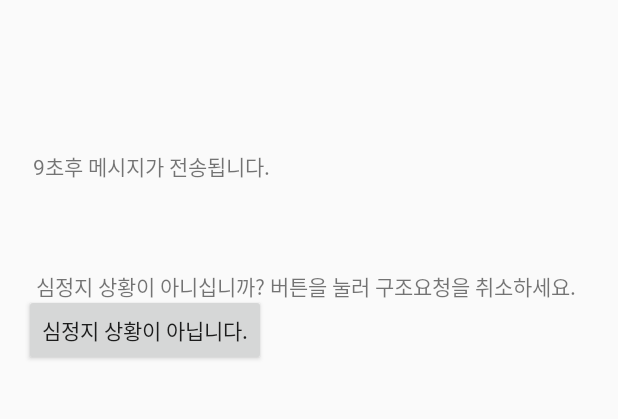
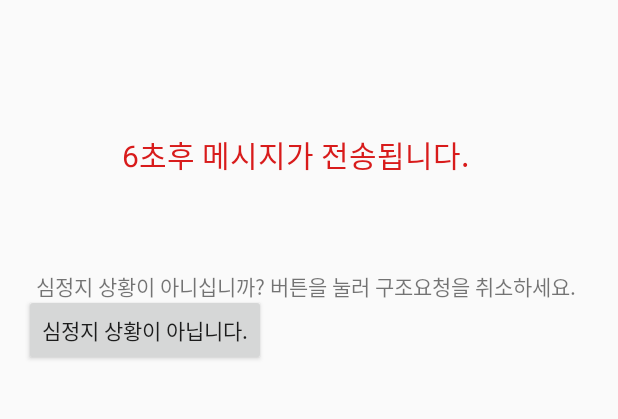
Before and after one commit to bajahoe/WSCAD, an Android app: the screen it shows after launch (AlarmActivity), on a phone screen of 412 x 824 dp, the part 84-503 px from its top. Run offline under Robolectric (Android 15) with nearby library versions, the phone set to English and light mode, and no system bars.

Commit message:
Refact emergent
add thread, 오작동방지모듈

```diff
--- a/app/src/main/java/com/example/wscad/AlarmActivity.java
+++ b/app/src/main/java/com/example/wscad/AlarmActivity.java
@@ -7,6 +7,7 @@ import android.media.Ringtone;
 import android.media.RingtoneManager;
 import android.net.Uri;
 import android.os.Bundle;
+import android.os.Handler;
 import android.os.Vibrator;
 import android.support.v7.app.AppCompatActivity;
 import android.view.View;
@@ -15,9 +16,11 @@ import android.widget.TextView;
 
 public class AlarmActivity extends AppCompatActivity {
     Button b1;
+
     Thread alarmThread;
-    Thread smsThread;
     Thread timerThread;
+
+    Handler handler_time = new Handler();
 
     String address;
     TextView timer_text;
@@ -27,7 +30,7 @@ public class AlarmActivity extends AppCompatActivity {
     @Override
     protected void onCreate(Bundle savedInstanceState) {
         super.onCreate(savedInstanceState);
-        setContentView(R.layout.test);
+        setContentView(R.layout.emergent);
 
         // 리소스 얻어오기
         b1 = (Button)findViewById(R.id.button);
@@ -49,30 +52,30 @@ public class AlarmActivity extends AppCompatActivity {
             public void run() {
 
                 try {
+
                     for(; time>0 ; time--) {
-
-                        timer_text.setText(time+"초후 메시지가 전송됩니다.");
+                        handler_time.post(new Runnable() {
+                            @Override
+                            public void run() {
+                                timer_text.setText(time+"초후 메시지가 전송됩니다.");
+                            }
+                        });
                         Thread.sleep(1000);
 
                     }
-                    smsThread.start();
+
+                    new SmsWrite("01068608374", "심정지 환자가\n\n" + address + "\n에서 발생했습니다.");
+                    handler_time.post(new Runnable() {
+                        @Override
+                        public void run() {
+                            timer_text.setText("구조 요청이 전송되었습니다.");
+                        }
+                    });
+
                 } catch (Exception e) { }
 
             }
         });
-
-        smsThread = new Thread(new Runnable() {
-            @Override
-            public void run() {
-
-                try {
-                    Thread.sleep(10000);    // 10초 이내로 취소 버튼을 누르지 않으면 심정지로 간주하고 메시지를 전송한다.
-                    new SmsWrite("01068608374", "심정지 환자가\n\n" + address + "\n에서 발생했습니다.");
-                } catch (Exception e) {  }
-
-            }
-        });
-
 
         alarmThread = new Thread(new Runnable() {
             @Override
@@ -104,7 +107,7 @@ public class AlarmActivity extends AppCompatActivity {
     public void onDestroy( ) {
 
         super.onDestroy( );
-        smsThread.interrupt();
+        timerThread.interrupt();
         alarmThread.interrupt();
 
     }
--- a/app/src/main/res/layout/test.xml
+++ b/app/src/main/res/layout/emergent.xml
@@ -33,10 +33,13 @@
         android:id="@+id/timer_text"
         android:layout_width="wrap_content"
         android:layout_height="wrap_content"
-        android:layout_marginTop="100dp"
-        android:layout_marginEnd="224dp"
-        android:layout_marginRight="224dp"
+        android:layout_marginTop="88dp"
         android:text="10초후 메시지가 전송됩니다."
         app:layout_constraintEnd_toEndOf="parent"
-        app:layout_constraintTop_toTopOf="parent" />
+        app:layout_constraintHorizontal_bias="0.452"
+        app:layout_constraintStart_toStartOf="parent"
+        app:layout_constraintTop_toTopOf="parent"
+        android:textColor="@color/colorUrgent"
+        android:textSize="20dp"/>
+
 </android.support.constraint.ConstraintLayout>
--- a/app/src/main/res/values/colors.xml
+++ b/app/src/main/res/values/colors.xml
@@ -3,4 +3,5 @@
     <color name="colorPrimary">#008577</color>
     <color name="colorPrimaryDark">#00574B</color>
     <color name="colorAccent">#D81B60</color>
+    <color name="colorUrgent">#D81B1B</color>
 </resources>
```
